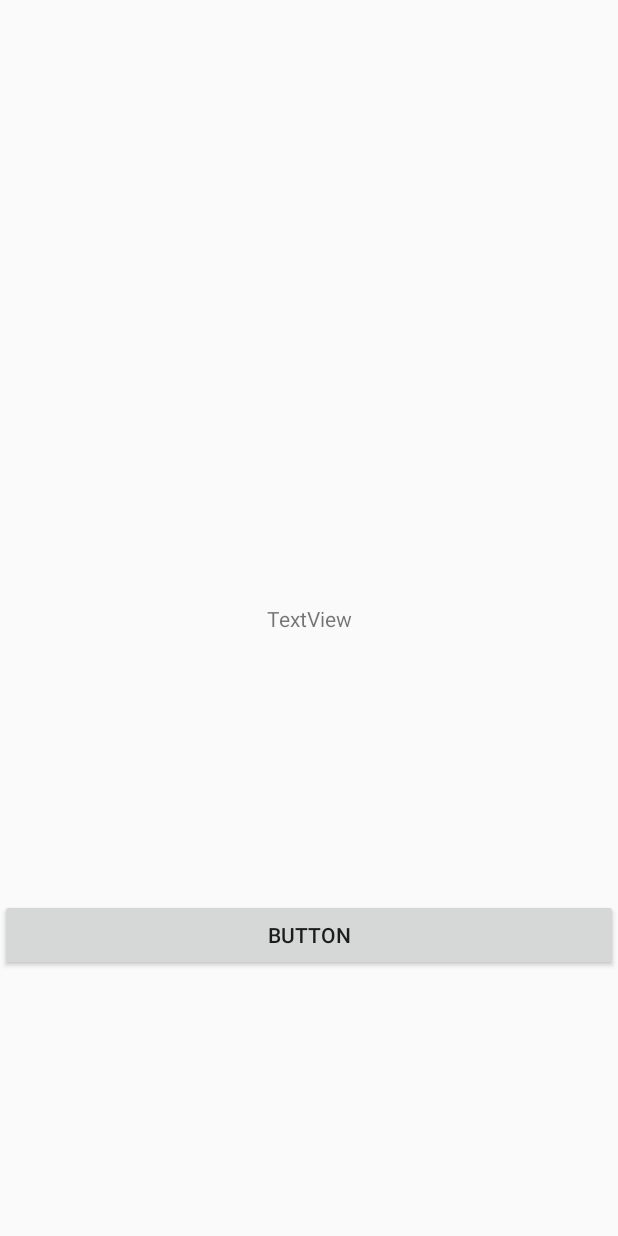
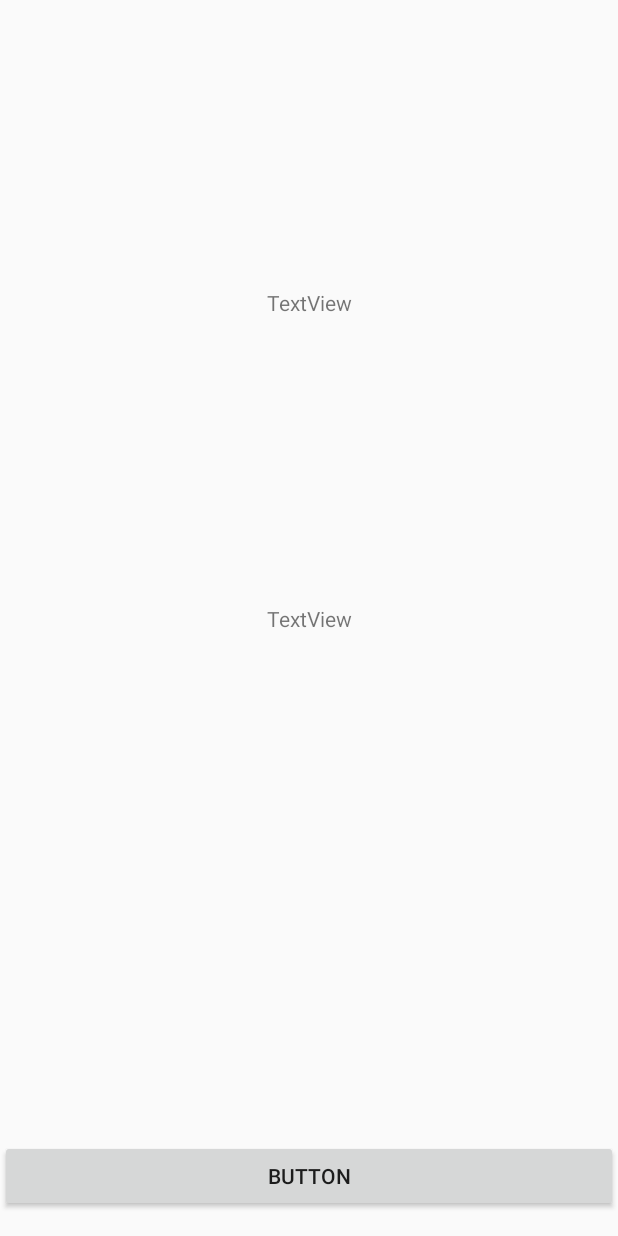
Before and after one commit to Shvistak-Solutions/ParcelDelivery, an Android app: the layout activity_schedule.xml on its own in the app's theme, with its tools: preview values and no code run, on a phone screen of 412 x 824 dp. Run offline under Robolectric (Android 15) with nearby library versions, the phone set to English and light mode, and no system bars.

Commit message:
Starting to dig in to schedule

```diff
--- a/ParcelDelivery/app/src/main/res/layout/activity_schedule.xml
+++ b/ParcelDelivery/app/src/main/res/layout/activity_schedule.xml
@@ -1,6 +1,5 @@
 <?xml version="1.0" encoding="utf-8"?>
-<androidx.constraintlayout.widget.ConstraintLayout
-    xmlns:android="http://schemas.android.com/apk/res/android"
+<androidx.constraintlayout.widget.ConstraintLayout xmlns:android="http://schemas.android.com/apk/res/android"
     xmlns:app="http://schemas.android.com/apk/res-auto"
     xmlns:tools="http://schemas.android.com/tools"
     android:layout_width="match_parent"
@@ -11,8 +10,9 @@
         android:layout_width="wrap_content"
         android:layout_height="wrap_content"
         android:text="TextView"
-        app:layout_constraintBottom_toBottomOf="parent"
+        app:layout_constraintBottom_toTopOf="@+id/textHours"
         app:layout_constraintEnd_toEndOf="parent"
+        app:layout_constraintHorizontal_bias="0.5"
         app:layout_constraintStart_toStartOf="parent"
         app:layout_constraintTop_toTopOf="parent" />
 
@@ -20,9 +20,20 @@
         android:id="@+id/buttonSchedule"
         android:layout_width="0dp"
         android:layout_height="wrap_content"
+        android:layout_marginBottom="16dp"
         android:text="Button"
         app:layout_constraintBottom_toBottomOf="parent"
         app:layout_constraintEnd_toEndOf="parent"
+        app:layout_constraintStart_toStartOf="parent" />
+
+    <TextView
+        android:id="@+id/textHours"
+        android:layout_width="wrap_content"
+        android:layout_height="wrap_content"
+        android:text="TextView"
+        app:layout_constraintBottom_toBottomOf="parent"
+        app:layout_constraintEnd_toEndOf="parent"
+        app:layout_constraintHorizontal_bias="0.5"
         app:layout_constraintStart_toStartOf="parent"
-        app:layout_constraintTop_toBottomOf="@+id/textSchedule" />
+        app:layout_constraintTop_toTopOf="parent" />
 </androidx.constraintlayout.widget.ConstraintLayout>
```
Also changed, not shown: ParcelDelivery/app/src/main/java/com/example/ParcelDelivery/db/DatabaseHelper.java (+38 -3 lines).
